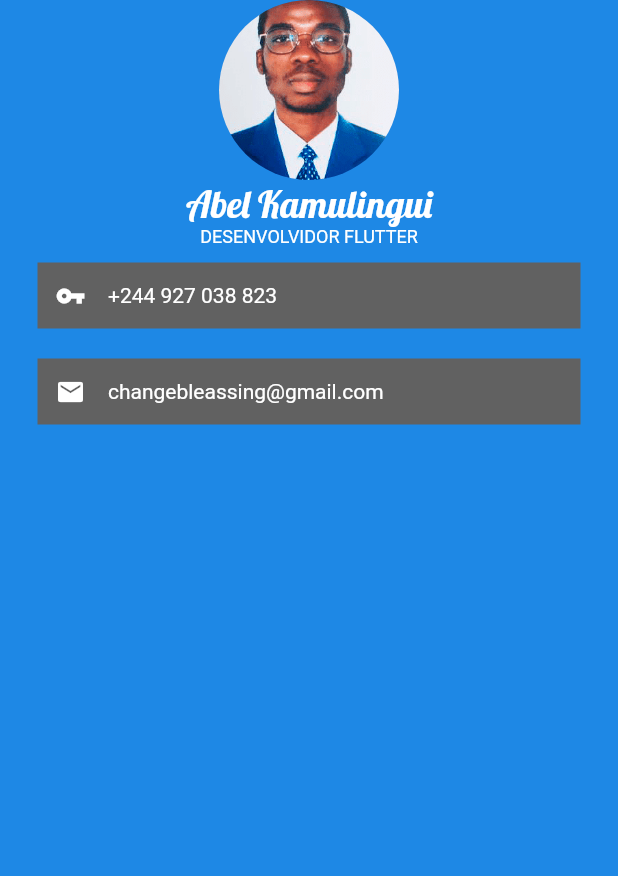
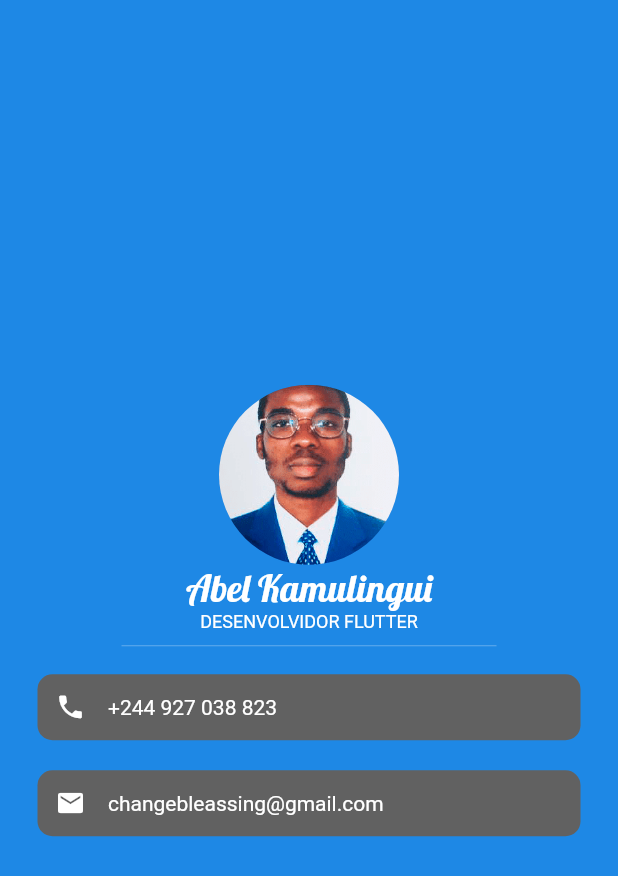
Before and after one commit to abeldomingos/Card_Visit_Dev_Flutter, a Flutter app: the screen it shows after launch, on a phone screen of 412 x 824 dp. Shown: the top 876 px of the screen. Run offline on Flutter 3.47's test engine with Material 2 defaults, Android fonts, the light colour scheme and no system bars.

Commit message:
Commit For me isover
Reajuste da photo

```diff
--- a/lib/home.dart
+++ b/lib/home.dart
@@ -9,6 +9,7 @@ class Home extends StatelessWidget {
       backgroundColor: Colors.blue.shade600,
       body: SafeArea(
           child: Column(
+            mainAxisAlignment: MainAxisAlignment.center,
             children:  [
                CircleAvatar(
                 backgroundImage: AssetImage('imagens/photo.png',),
@@ -30,18 +31,28 @@ class Home extends StatelessWidget {
               ),
               ),
 
+              SizedBox(
+                height: 18,
+                width: 250,
+                child: Divider(
+                  color: Colors.white30,
+                ),
+              ),
 
               //PHONE
               Container(
-                color: Colors.grey.shade700,
                 margin: EdgeInsets.symmetric(
                   vertical: 10,
                   horizontal: 25,
                 ),
+                decoration: BoxDecoration(
+                  color: Colors.grey.shade700,
+                  borderRadius: BorderRadius.circular(10),
+                ),
                 padding: EdgeInsets.all(12),
                 child: Row(
                   children: [
-                    Icon(Icons.vpn_key,
+                    Icon(Icons.phone,
                       size: 20,
                       color: Colors.white,
                     ),
@@ -57,10 +68,13 @@ class Home extends StatelessWidget {
 
               //EMAIL
               Container(
-                color: Colors.grey.shade700,
                 margin: EdgeInsets.symmetric(
                   vertical: 10,
                   horizontal: 25,
+                ),
+                decoration: BoxDecoration(
+                  color: Colors.grey.shade700,
+                  borderRadius: BorderRadius.circular(10),
                 ),
                 padding: EdgeInsets.all(12),
                 child: Row(
```
